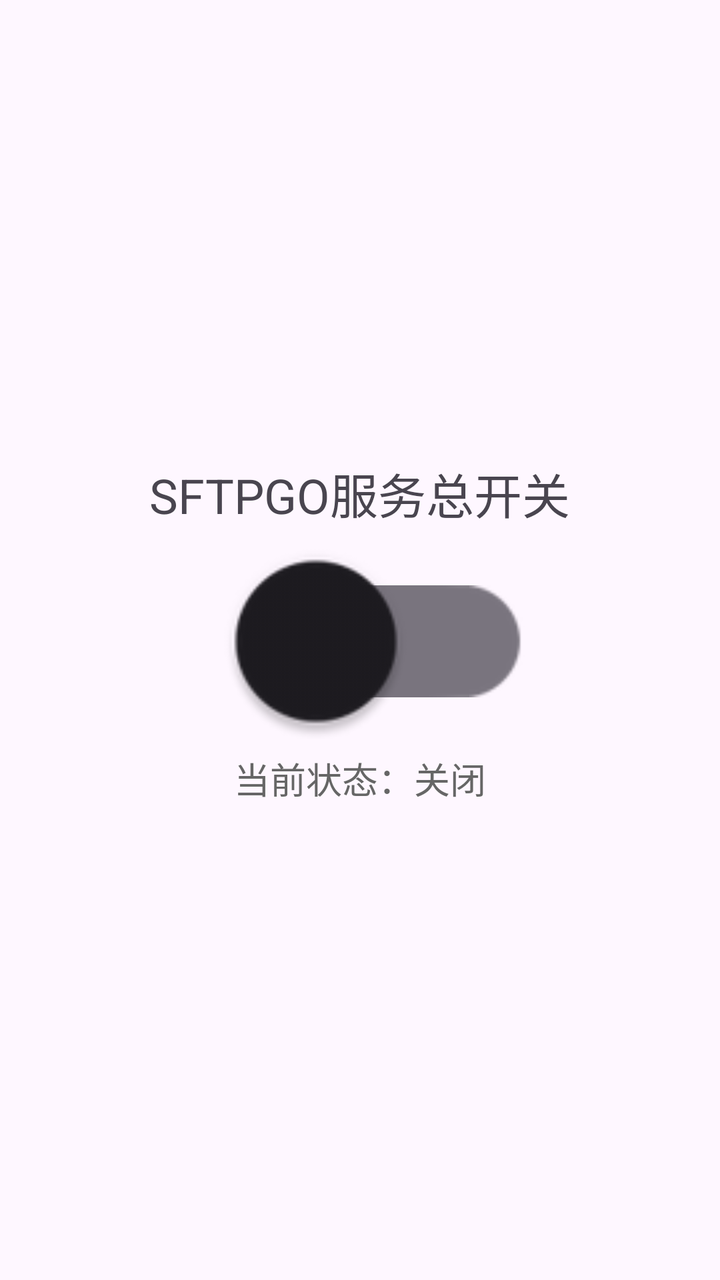
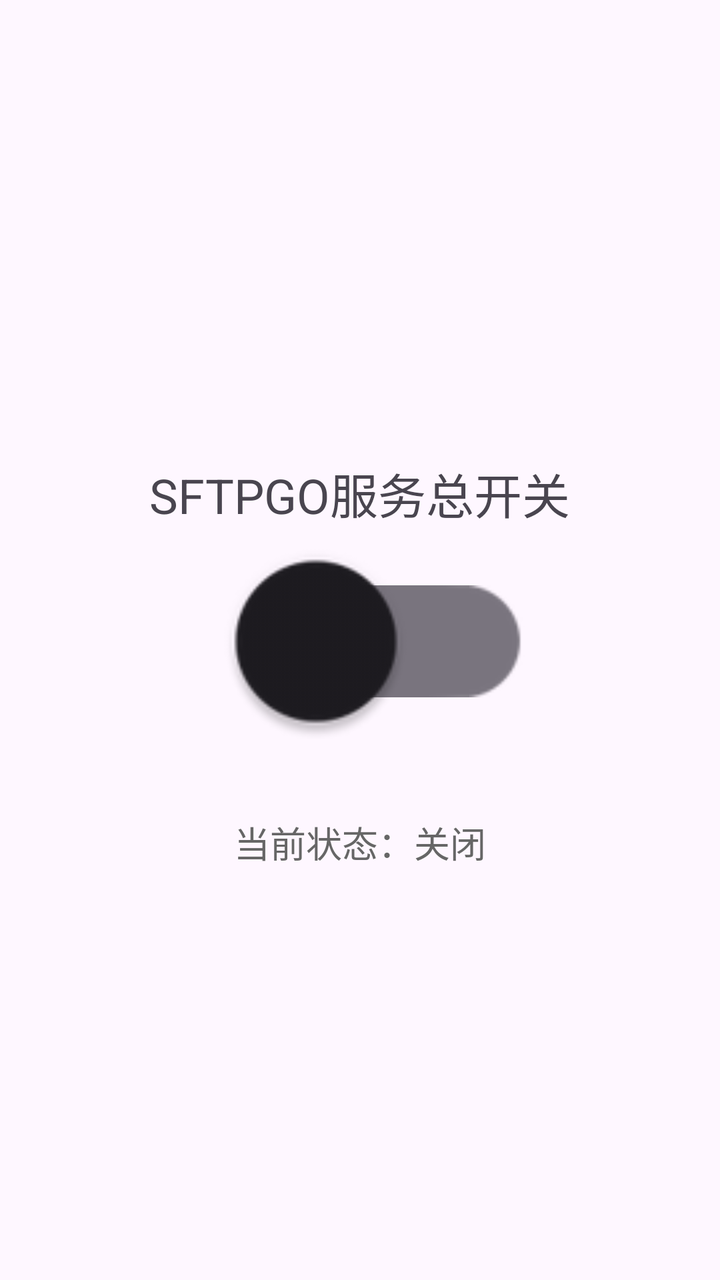

Before-and-after screenshots of an Android layout around one commit, followed by the original layout XML and the change that was made.
<!-- AndroidManifest.xml: application theme Theme.Sftpgo4Android -->
<!-- res/layout/fragment_switch.xml -->
<?xml version="1.0" encoding="utf-8"?>
<RelativeLayout xmlns:android="http://schemas.android.com/apk/res/android"
    android:layout_width="match_parent"
    android:layout_height="match_parent">

    <TextView
        android:layout_width="wrap_content"
        android:layout_height="wrap_content"
        android:layout_above="@id/switch_main"
        android:layout_centerHorizontal="true"
        android:textSize="24sp"
        android:layout_marginBottom="32dp"
        android:text="SFTPGO服务总开关"
        />

    <androidx.appcompat.widget.SwitchCompat
        android:id="@+id/switch_main"
        android:layout_width="wrap_content"
        android:layout_height="wrap_content"
        android:scaleX="4.0"
        android:scaleY="4.0"
        android:layout_centerInParent="true"
        />


    <TextView
        android:id="@+id/sftpgo_status"
        android:layout_width="wrap_content"
        android:layout_height="wrap_content"
        android:text="当前状态：关闭"
        android:textSize="18sp"
        android:textColor="#666666"
        android:layout_below="@id/switch_main"
        android:layout_centerHorizontal="true"
        android:layout_marginTop="32dp" />
</RelativeLayout>
<!-- resources referenced by this layout -->
<resources>
  <style name="Theme.Sftpgo4Android" parent="Theme.Material3.DayNight">
          
          <item name="colorPrimary">@color/purple_500</item>
          <item name="colorPrimaryVariant">@color/purple_700</item>
          <item name="colorOnPrimary">@color/white</item>
          
          <item name="colorSecondary">@color/teal_200</item>
          <item name="colorSecondaryVariant">@color/teal_700</item>
          <item name="colorOnSecondary">@color/black</item>
          
          <item name="android:statusBarColor">?attr/colorPrimaryVariant</item>
          
      </style>
  <color name="purple_500">#FF6200EE</color>
  <color name="purple_700">#FF3700B3</color>
  <color name="white">#FFFFFFFF</color>
  <color name="teal_200">#FF03DAC5</color>
  <color name="teal_700">#FF018786</color>
  <color name="black">#FF000000</color>
</resources>

<!-- the commit's change to res/layout/fragment_switch.xml (unified diff, before → after) -->
@@ -27,6 +27,7 @@
         android:id="@+id/sftpgo_status"
         android:layout_width="wrap_content"
         android:layout_height="wrap_content"
+        android:paddingTop="32sp"
         android:text="当前状态：关闭"
         android:textSize="18sp"
         android:textColor="#666666"
